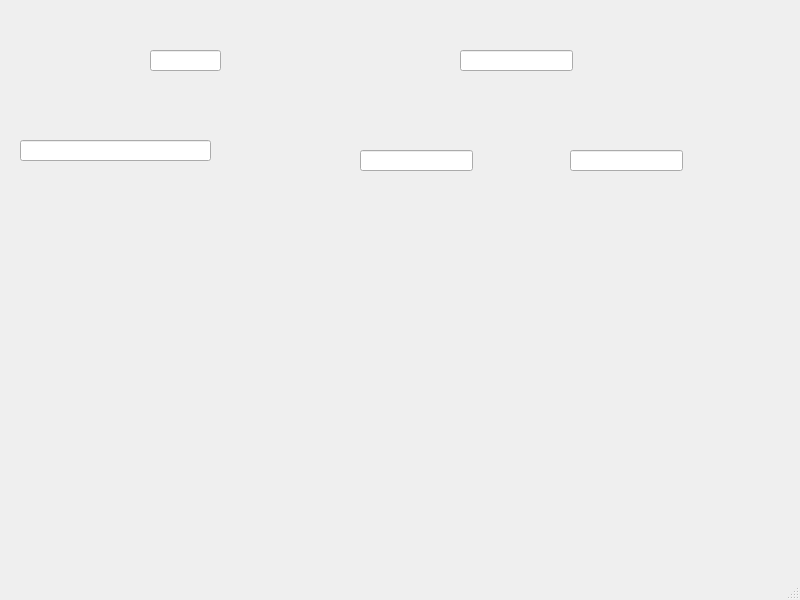
FelixMaetzler/Taschenrechner, file random.ui: the form before one commit.
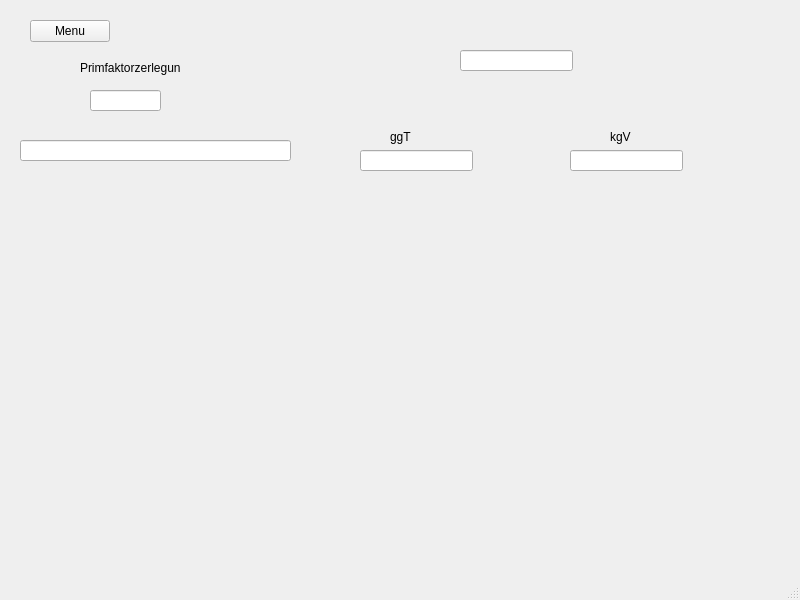
The form after the commit.

```diff
--- a/random.ui
+++ b/random.ui
@@ -17,8 +17,8 @@
    <widget class="QLineEdit" name="lineEingabePrim">
     <property name="geometry">
      <rect>
-      <x>150</x>
-      <y>50</y>
+      <x>90</x>
+      <y>90</y>
       <width>71</width>
       <height>21</height>
      </rect>
@@ -29,7 +29,7 @@
      <rect>
       <x>20</x>
       <y>140</y>
-      <width>191</width>
+      <width>271</width>
       <height>21</height>
      </rect>
     </property>
@@ -64,6 +64,58 @@
      </rect>
     </property>
    </widget>
+   <widget class="QLabel" name="label">
+    <property name="geometry">
+     <rect>
+      <x>390</x>
+      <y>130</y>
+      <width>47</width>
+      <height>14</height>
+     </rect>
+    </property>
+    <property name="text">
+     <string>ggT</string>
+    </property>
+   </widget>
+   <widget class="QLabel" name="label_2">
+    <property name="geometry">
+     <rect>
+      <x>610</x>
+      <y>130</y>
+      <width>47</width>
+      <height>14</height>
+     </rect>
+    </property>
+    <property name="text">
+     <string>kgV</string>
+    </property>
+   </widget>
+   <widget class="QLabel" name="label_3">
+    <property name="geometry">
+     <rect>
+      <x>80</x>
+      <y>60</y>
+      <width>101</width>
+      <height>16</height>
+     </rect>
+    </property>
+    <property name="text">
+     <string>Primfaktorzerlegung</string>
+    </property>
+   </widget>
+   <widget class="QPushButton" name="ButtonMenu">
+    <property name="geometry">
+     <rect>
+      <x>30</x>
+      <y>20</y>
+      <width>80</width>
+      <height>22</height>
+     </rect>
+    </property>
+    <property name="text">
+     <string>Menu</string>
+    </property>
+   </widget>
   </widget>
   <widget class="QMenuBar" name="menubar">
    <property name="geometry">
```
